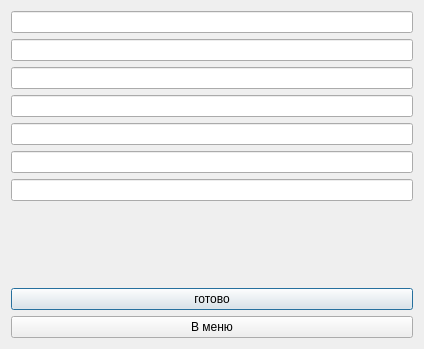
Qt form add_book/add_book_start.ui (Plusers/ASL) before a commit.
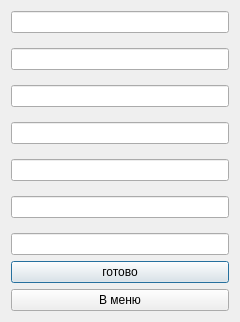
The same form after that commit.

Commit message: dwonload pic and fix UI

Diff of the .ui file:
```diff
--- a/add_book/add_book_start.ui
+++ b/add_book/add_book_start.ui
@@ -6,8 +6,8 @@
    <rect>
     <x>0</x>
     <y>0</y>
-    <width>424</width>
-    <height>349</height>
+    <width>240</width>
+    <height>322</height>
    </rect>
   </property>
   <property name="windowTitle">
@@ -23,6 +23,19 @@
        </property>
       </widget>
      </item>
+     <item>
+      <spacer name="verticalSpacer">
+       <property name="orientation">
+        <enum>Qt::Vertical</enum>
+       </property>
+       <property name="sizeHint" stdset="0">
+        <size>
+         <width>20</width>
+         <height>40</height>
+        </size>
+       </property>
+      </spacer>
+     </item>
      <item>
       <widget class="QLineEdit" name="izdanie">
        <property name="text">
@@ -30,6 +43,19 @@
        </property>
       </widget>
      </item>
+     <item>
+      <spacer name="verticalSpacer_2">
+       <property name="orientation">
+        <enum>Qt::Vertical</enum>
+       </property>
+       <property name="sizeHint" stdset="0">
+        <size>
+         <width>20</width>
+         <height>40</height>
+        </size>
+       </property>
+      </spacer>
+     </item>
      <item>
       <widget class="QLineEdit" name="izdatel">
        <property name="text">
@@ -37,6 +63,19 @@
        </property>
       </widget>
      </item>
+     <item>
+      <spacer name="verticalSpacer_3">
+       <property name="orientation">
+        <enum>Qt::Vertical</enum>
+       </property>
+       <property name="sizeHint" stdset="0">
+        <size>
+         <width>20</width>
+         <height>40</height>
+        </size>
+       </property>
+      </spacer>
+     </item>
      <item>
       <widget class="QLineEdit" name="godizdania">
        <property name="text">
@@ -44,6 +83,19 @@
        </property>
       </widget>
      </item>
+     <item>
+      <spacer name="verticalSpacer_4">
+       <property name="orientation">
+        <enum>Qt::Vertical</enum>
+       </property>
+       <property name="sizeHint" stdset="0">
+        <size>
+         <width>20</width>
+         <height>40</height>
+        </size>
+       </property>
+      </spacer>
+     </item>
      <item>
       <widget class="QLineEdit" name="name">
        <property name="text">
@@ -51,6 +103,19 @@
        </property>
       </widget>
      </item>
+     <item>
+      <spacer name="verticalSpacer_5">
+       <property name="orientation">
+        <enum>Qt::Vertical</enum>
+       </property>
+       <property name="sizeHint" stdset="0">
+        <size>
+         <width>20</width>
+         <height>40</height>
+        </size>
+       </property>
+      </spacer>
+     </item>
      <item>
       <widget class="QLineEdit" name="form">
        <property name="text">
@@ -58,6 +123,19 @@
        </property>
       </widget>
      </item>
+     <item>
+      <spacer name="verticalSpacer_6">
+       <property name="orientation">
+        <enum>Qt::Vertical</enum>
+       </property>
+       <property name="sizeHint" stdset="0">
+        <size>
+         <width>20</width>
+         <height>40</height>
+        </size>
+       </property>
+      </spacer>
+     </item>
      <item>
       <widget class="QLineEdit" name="count">
        <property name="text">
@@ -65,13 +143,6 @@
        </property>
       </widget>
      </item>
-     <item>
-      <widget class="QLabel" name="label">
-       <property name="text">
-        <string/>
-       </property>
-      </widget>
-     </item>
      <item>
       <widget class="QPushButton" name="pushButton">
        <property name="text">
```
Left out of the diff: 2 changed lines with no effect on the pictures. The commit also changes 3 other files.
